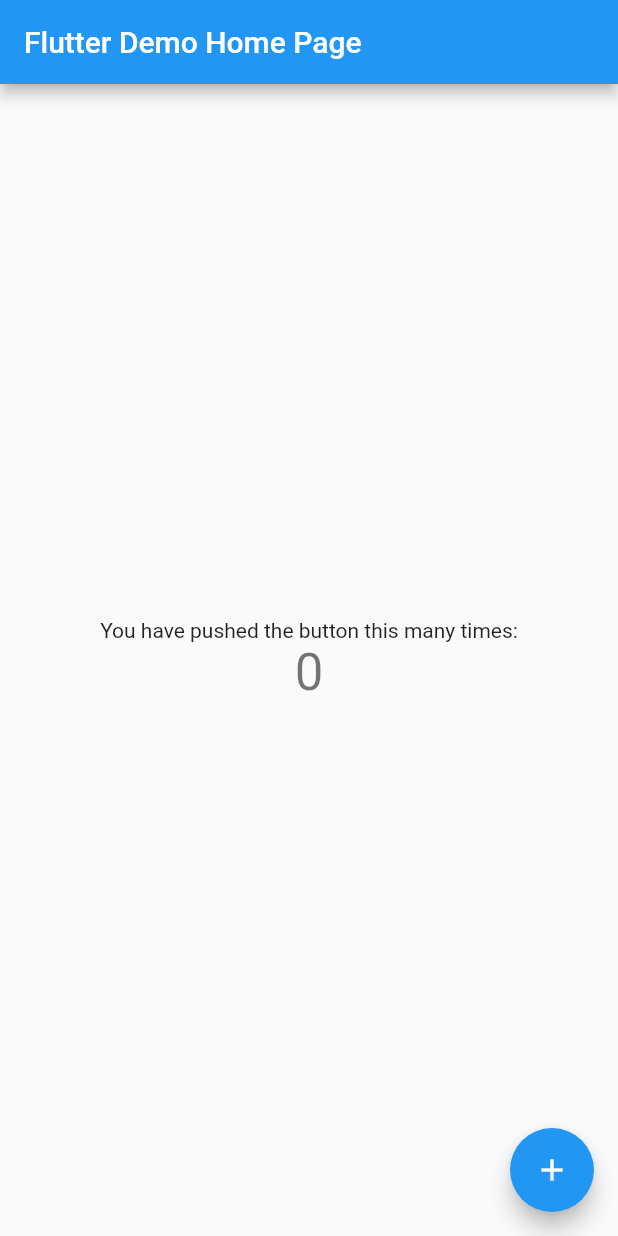
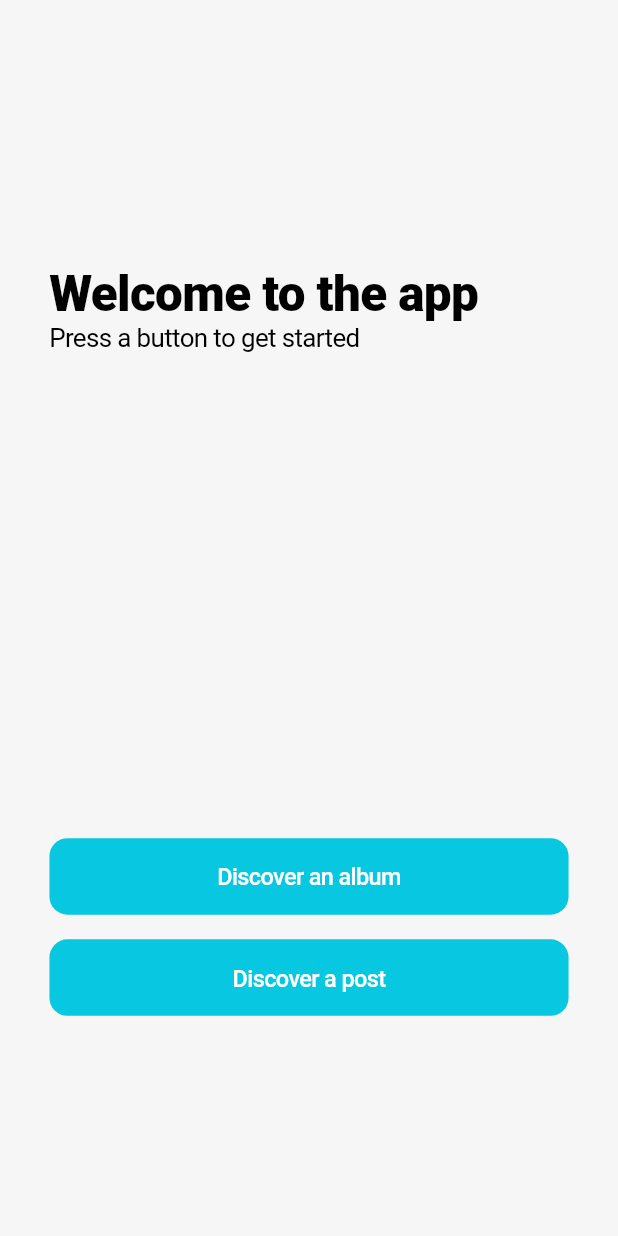
Before and after one commit to AmirMostafavi/BBHTestProject, a Flutter app: the screen it shows after launch, on a phone screen of 412 x 824 dp. Run offline on Flutter 3.47's test engine with Material 2 defaults, Android fonts, the phone set to English and light mode, and no system bars.

Commit message:
DONE : Structure Added, HomeScreen done

```diff
--- /dev/null
+++ b/lib/bloc/bloc.dart
@@ -0,0 +1,3 @@
+abstract class Bloc{
+  void dispose();
+}
--- /dev/null
+++ b/lib/bloc/bloc_provider.dart
@@ -0,0 +1,33 @@
+import 'package:flutter/material.dart';
+
+import 'bloc.dart';
+
+
+class BlocProvider<T extends Bloc> extends StatefulWidget {
+  const BlocProvider({required Key key, required this.bloc, required this.child}) : super(key: key);
+
+  final Widget child;
+  final T bloc;
+
+  static T of<T extends Bloc>(BuildContext context) {
+    final type = _providerType<BlocProvider<T>>();
+    final BlocProvider<T> provider = context.findAncestorWidgetOfExactType() as BlocProvider<T>;
+    return provider.bloc;
+  }
+
+  static Type _providerType<T>() => T;
+
+  @override
+  _BlocProviderState createState() => _BlocProviderState();
+}
+
+class _BlocProviderState extends State<BlocProvider> {
+  @override
+  Widget build(BuildContext context) => widget.child;
+
+  @override
+  void dispose() {
+    widget.bloc.dispose();
+    super.dispose();
+  }
+}
--- /dev/null
+++ b/lib/home_screen.dart
@@ -0,0 +1,87 @@
+import 'package:bbh_test_app/resources/app_strings.dart';
+import 'package:bbh_test_app/widgets/components/widget_cta_filled_button.dart';
+import 'package:flutter/cupertino.dart';
+import 'package:flutter/material.dart';
+
+import 'resources/app_colors.dart';
+import 'resources/app_styles.dart';
+import 'utils/size_utils.dart';
+
+class HomeScreen extends StatefulWidget {
+  const HomeScreen({Key? key, required this.title}) : super(key: key);
+
+  final String title;
+
+  @override
+  State<HomeScreen> createState() => _HomeScreenState();
+}
+
+class _HomeScreenState extends State<HomeScreen> {
+
+  /// ----- Widget Lifecycle -----
+  @override
+  Widget build(BuildContext context) {
+    /// Initialize SizeUtils
+    SizeUtils().init(context);
+
+    /// --- Main Scaffold ---
+    return CupertinoPageScaffold(
+      resizeToAvoidBottomInset: false,
+      backgroundColor: AppColors.backgroundWhite,
+      child: Padding(
+        padding: EdgeInsets.symmetric(horizontal: SizeUtils.safeBlockHorizontal * 8),
+        child: Column(
+            mainAxisAlignment: MainAxisAlignment.center,
+            crossAxisAlignment: CrossAxisAlignment.stretch,
+            children: <Widget>[
+              Expanded(
+                child: Column(
+                    mainAxisAlignment: MainAxisAlignment.center,
+                    crossAxisAlignment: CrossAxisAlignment.start,
+                    children: [
+
+                      /// --- Title ---
+                      Text(
+                        AppStrings.homeTitle,
+                        style: AppStyles.boardingTitleStyle,
+                      ),
+
+                      /// --- Subtitle ---
+                      Text(
+                        AppStrings.homeSubtitle,
+                        style: AppStyles.boardingSubtitleStyle,
+                      ),
+                    ],
+                  ),
+              ),
+              Expanded(
+                child: Column(
+                  mainAxisAlignment: MainAxisAlignment.center,
+                  crossAxisAlignment: CrossAxisAlignment.stretch,
+                  children: [
+
+                    /// --- CTA - Discover an album ---
+                    CtaFilledButtonWidget(
+                      text: AppStrings.homeCtaAlbum,
+                      onPressed: (){},
+                    ),
+
+                    /// --- Spacer ---
+                    SizedBox(
+                      height: SizeUtils.safeBlockVertical * 2,
+                    ),
+
+                    /// --- CTA - Discover a post ---
+                    CtaFilledButtonWidget(
+                      text: AppStrings.homeCtaPost,
+                      onPressed: (){},
+                    ),
+                  ],
+                ),
+              ),
+            ],
+          ),
+      ),
+    );
+  }
+}
--- a/lib/main.dart
+++ b/lib/main.dart
@@ -1,115 +1,30 @@
+import 'package:flutter/cupertino.dart';
 import 'package:flutter/material.dart';
+import 'package:flutter/services.dart';
+
+import 'home_screen.dart';
+import 'resources/app_strings.dart';
+import 'utils/size_utils.dart';
 
 void main() {
-  runApp(const MyApp());
+  runApp(const BBHTestApp());
 }
 
-class MyApp extends StatelessWidget {
-  const MyApp({Key? key}) : super(key: key);
+class BBHTestApp extends StatelessWidget {
+  const BBHTestApp({Key? key}) : super(key: key);
 
-  // This widget is the root of your application.
+  /// ----- Widget Lifecycle -----
+
   @override
   Widget build(BuildContext context) {
-    return MaterialApp(
-      title: 'Flutter Demo',
-      theme: ThemeData(
-        // This is the theme of your application.
-        //
-        // Try running your application with "flutter run". You'll see the
-        // application has a blue toolbar. Then, without quitting the app, try
-        // changing the primarySwatch below to Colors.green and then invoke
-        // "hot reload" (press "r" in the console where you ran "flutter run",
-        // or simply save your changes to "hot reload" in a Flutter IDE).
-        // Notice that the counter didn't reset back to zero; the application
-        // is not restarted.
-        primarySwatch: Colors.blue,
-      ),
-      home: const MyHomePage(title: 'Flutter Demo Home Page'),
+    /// Limit device orientation to portrait
+    SystemChrome.setPreferredOrientations(
+        [DeviceOrientation.portraitUp, DeviceOrientation.portraitDown]);
+
+    /// --- App ---
+    return const CupertinoApp(
+      title: AppStrings.appName,
+      home: HomeScreen(title: 'Flutter Demo Home Page'),
     );
   }
 }
-
-class MyHomePage extends StatefulWidget {
-  const MyHomePage({Key? key, required this.title}) : super(key: key);
-
-  // This widget is the home page of your application. It is stateful, meaning
-  // that it has a State object (defined below) that contains fields that affect
-  // how it looks.
-
-  // This class is the configuration for the state. It holds the values (in this
-  // case the title) provided by the parent (in this case the App widget) and
-  // used by the build method of the State. Fields in a Widget subclass are
-  // always marked "final".
-
-  final String title;
-
-  @override
-  State<MyHomePage> createState() => _MyHomePageState();
-}
-
-class _MyHomePageState extends State<MyHomePage> {
-  int _counter = 0;
-
-  void _incrementCounter() {
-    setState(() {
-      // This call to setState tells the Flutter framework that something has
-      // changed in this State, which causes it to rerun the build method below
-      // so that the display can reflect the updated values. If we changed
-      // _counter without calling setState(), then the build method would not be
-      // called again, and so nothing would appear to happen.
-      _counter++;
-    });
-  }
-
-  @override
-  Widget build(BuildContext context) {
-    // This method is rerun every time setState is called, for instance as done
-    // by the _incrementCounter method above.
-    //
-    // The Flutter framework has been optimized to make rerunning build methods
-    // fast, so that you can just rebuild anything that needs updating rather
-    // than having to individually change instances of widgets.
-    return Scaffold(
-      appBar: AppBar(
-        // Here we take the value from the MyHomePage object that was created by
-        // the App.build method, and use it to set our appbar title.
-        title: Text(widget.title),
-      ),
-      body: Center(
-        // Center is a layout widget. It takes a single child and positions it
-        // in the middle of the parent.
-        child: Column(
-          // Column is also a layout widget. It takes a list of children and
-          // arranges them vertically. By default, it sizes itself to fit its
-          // children horizontally, and tries to be as tall as its parent.
-          //
-          // Invoke "debug painting" (press "p" in the console, choose the
-          // "Toggle Debug Paint" action from the Flutter Inspector in Android
-          // Studio, or the "Toggle Debug Paint" command in Visual Studio Code)
-          // to see the wireframe for each widget.
-          //
-          // Column has various properties to control how it sizes itself and
-          // how it positions its children. Here we use mainAxisAlignment to
-          // center the children vertically; the main axis here is the vertical
-          // axis because Columns are vertical (the cross axis would be
-          // horizontal).
-          mainAxisAlignment: MainAxisAlignment.center,
-          children: <Widget>[
-            const Text(
-              'You have pushed the button this many times:',
-            ),
-            Text(
-              '$_counter',
-              style: Theme.of(context).textTheme.headline4,
-            ),
-          ],
-        ),
-      ),
-      floatingActionButton: FloatingActionButton(
-        onPressed: _incrementCounter,
-        tooltip: 'Increment',
-        child: const Icon(Icons.add),
-      ), // This trailing comma makes auto-formatting nicer for build methods.
-    );
-  }
-}
--- /dev/null
+++ b/lib/resources/app_colors.dart
@@ -0,0 +1,51 @@
+import 'package:flutter/cupertino.dart';
+
+abstract class AppColors {
+  static const Color defaultAccentColor = Color(0xFF08C7E0);
+
+  static const Color primaryColor = Color(0xFFF6F6F6);
+  static const Color backgroundWhite = Color(0xFFF6F6F6);
+  static const Color defaultAccentColor2 = Color(0xFF08C7E0);
+  static const Color white = Color(0xFFFFFFFF);
+  static const Color lightGrey = Color(0xFFAEAEAE);
+  static const Color destructiveRed = Color(0xFFF42C2C);
+  static const Color gold = Color(0xFFFFD700);
+
+  static const Color boardingSubtitleColor = Color(0xFF7A7A7A);
+  static const Color subtitleColor = Color(0xFF7B828E);
+  static const Color placeholderColor = Color(0xFFBFBFBF);
+  static const Color backArrowColor = Color(0xFF000000);
+  static const Color borderColor = Color(0xFF707070);
+
+  static const Color titleDark = Color(0xFFD1D1D1);
+  static const Color titleLight = Color(0xFF000000);
+  static const Color titleLight2 = Color(0xFF343434);
+
+  static const Color boxShadowColor = Color(0xFF000029);
+  static const Color lightShadowColor = Color(0xFFC9C9C9);
+
+  static const Color greenAccentColor = Color(0xFF00BD44);
+  static const Color persianGreenAccentColor = Color(0xFF00CAE4);
+  static const Color skyBlueAccentColor = Color(0xFF00B6FF);
+  static const Color blueAccentColor = Color(0xFF5A7FFF);
+  static const Color grayAccentColor = Color(0xFF757380);
+  static const Color orangeAccentColor = Color(0xFFFF9D00);
+  static const Color redAccentColor = Color(0xFFFF0016);
+  static const Color purpleAccentColor = Color(0xFF8163F6);
+
+  static const Color eventStatusNotStartedColor = Color(0xFFD9D9D9);
+  static const Color eventStatusInProgressColor = Color(0xFF795CF6);
+  static const Color eventStatusNeedsReviewColor = Color(0xFFCE2E1D);
+  static const Color eventStatusCompletedColor = Color(0xFF95CD5F);
+
+  static const Color priorityUndefinedColor = Color(0xFFAEAEAE);
+  static const Color priorityLowColor = Color(0xFFDDDDDD);
+  static const Color priorityMediumColor = Color(0xFF9BDFFC);
+  static const Color priorityHighColor = Color(0xFFDA3120);
+
+  static const Color popupCloseColor = Color(0xFF088D9F);
+
+  static const Color quoteIndicatorColorDark = Color(0xFF9688ae);
+  static Color quoteIndicatorColor = Color(0xFF9688ae).withOpacity(0.2);
+
+}
--- /dev/null
+++ b/lib/resources/app_sizes.dart
@@ -0,0 +1,27 @@
+import 'package:bbh_test_app/utils/size_utils.dart';
+
+class AppSizes {
+
+  /// ----- Font Size -----
+
+  static double fontSizeMini = SizeUtils.safeBlockHorizontal * 2.6;
+  static double fontSizeVerySmall = SizeUtils.safeBlockHorizontal * 3.3;
+  static double fontSizeSmall = SizeUtils.safeBlockHorizontal * 3.55;
+  static double fontSizeRegular = SizeUtils.safeBlockHorizontal * 3.8;
+  static double fontSizeMedium = SizeUtils.safeBlockHorizontal * 4.2;
+  static double fontSizeMidBig = SizeUtils.safeBlockHorizontal * 4.8;
+  static double fontSizeBig = SizeUtils.safeBlockHorizontal * 5;
+  static double fontSizeVeryBig = SizeUtils.safeBlockHorizontal * 6.5;
+  static double fontSizeHigh = SizeUtils.safeBlockHorizontal * 8;
+  static double fontSizeMega = SizeUtils.safeBlockHorizontal * 20;
+
+  /// ----- Date Header -----
+
+  static double dateHeaderIndicatorBigHeight = SizeUtils.safeBlockHorizontal * 8.8;
+  static double dateHeaderIndicatorNormalHeight = SizeUtils.safeBlockHorizontal * 6.8;
+
+  /// ----- Icon Size -----
+
+  static double icon = SizeUtils.safeBlockHorizontal * 6.8;
+
+}
--- /dev/null
+++ b/lib/resources/app_strings.dart
@@ -0,0 +1,19 @@
+import 'package:json_annotation/json_annotation.dart';
+
+part 'app_strings.g.dart';
+
+@JsonSerializable()
+class AppStrings{
+  /// ----- Application Name -----
+  static const appName = 'BBH Test Application';
+
+  /// ----- Home Screen -----
+  static const homeTitle = 'Welcome to the app';
+  static const homeSubtitle = 'Press a button to get started';
+  static const homeCtaAlbum = 'Discover an album';
+  static const homeCtaPost = 'Discover a post';
+
+  /// ----- General -----
+  static const mobileNumber = 'MobileNumber';
+
+}
--- /dev/null
+++ b/lib/resources/app_styles.dart
@@ -0,0 +1,28 @@
+import 'package:flutter/cupertino.dart';
+import 'package:flutter/material.dart';
+
+import 'app_colors.dart';
+import 'app_sizes.dart';
+
+abstract class AppStyles {
+  /// ------ Text Styles -----
+
+  static TextStyle boardingTitleStyle = TextStyle(
+    color: CupertinoColors.black,
+    fontSize: AppSizes.fontSizeHigh,
+    fontWeight: FontWeight.w900,
+  );
+
+  static TextStyle boardingSubtitleStyle = TextStyle(
+    color: CupertinoColors.black,
+    fontSize: AppSizes.fontSizeMedium,
+    fontWeight: FontWeight.w400,
+  );
+
+  static TextStyle ctaButtonTextStyle = TextStyle(
+    color: CupertinoColors.white,
+    fontSize: AppSizes.fontSizeRegular,
+    fontWeight: FontWeight.w500,
+  );
+
+}
--- /dev/null
+++ b/lib/utils/size_utils.dart
@@ -0,0 +1,33 @@
+import 'package:flutter/cupertino.dart';
+
+class SizeUtils {
+  static MediaQueryData _mediaQueryData = const MediaQueryData();
+  static double screenWidth = 0;
+  static double screenHeight = 0;
+  static double blockSizeHorizontal = 0;
+  static double blockSizeVertical = 0;
+
+  static double _safeAreaHorizontal = 0;
+  static double _safeAreaVertical = 0;
+  static double safeBlockHorizontal = 0;
+  static double safeBlockVertical = 0;
+
+  static double smallFontSize = 0;
+
+  void init(BuildContext context) {
+    _mediaQueryData = MediaQuery.of(context);
+    screenWidth = _mediaQueryData.size.width;
+    screenHeight = _mediaQueryData.size.height;
+    blockSizeHorizontal = screenWidth / 100;
+    blockSizeVertical = screenHeight / 100;
+
+    _safeAreaHorizontal = _mediaQueryData.padding.left +
+        _mediaQueryData.padding.right;
+    _safeAreaVertical = _mediaQueryData.padding.top +
+        _mediaQueryData.padding.bottom;
+    safeBlockHorizontal = (screenWidth -
+        _safeAreaHorizontal) / 100;
+    safeBlockVertical = (screenHeight -
+        _safeAreaVertical) / 100;
+  }
+}
--- /dev/null
+++ b/lib/widgets/components/widget_cta_filled_button.dart
@@ -0,0 +1,43 @@
+import 'package:bbh_test_app/resources/app_colors.dart';
+import 'package:bbh_test_app/resources/app_styles.dart';
+import 'package:bbh_test_app/utils/size_utils.dart';
+import 'package:flutter/cupertino.dart';
+import 'package:flutter/material.dart';
+
+class CtaFilledButtonWidget extends StatelessWidget {
+  CtaFilledButtonWidget(
+      {Key? key,
+      required this.text,
+      this.buttonActivateStatus = true,
+      required this.onPressed,
+      this.isLoading = false})
+      : super(key: key);
+
+  final String text;
+  final dynamic onPressed;
+  final bool buttonActivateStatus;
+  final Color fillColor = AppColors.defaultAccentColor;
+  final bool isLoading;
+
+  @override
+  Widget build(BuildContext context) {
+    return CupertinoButton(
+            padding: EdgeInsets.symmetric(vertical: SizeUtils.safeBlockVertical * 2),
+            child: isLoading
+                ? SizedBox(
+                    width: SizeUtils.safeBlockHorizontal * 4.5,
+                    height: SizeUtils.safeBlockHorizontal * 4.5,
+                    child: CircularProgressIndicator(
+                      strokeWidth: SizeUtils.safeBlockHorizontal * 0.6,
+                    ),
+                  )
+                : Text(
+                    text,
+                    style: AppStyles.ctaButtonTextStyle,
+                    textAlign: TextAlign.center,
+                  ),
+            color: fillColor,
+            onPressed: buttonActivateStatus && !isLoading ? onPressed : null,
+    );
+  }
+}
```
Also changed, not shown: pubspec.yaml (+5 -40 lines), lib/resources/app_strings.g.dart (added), pubspec.lock, 2 other files.
